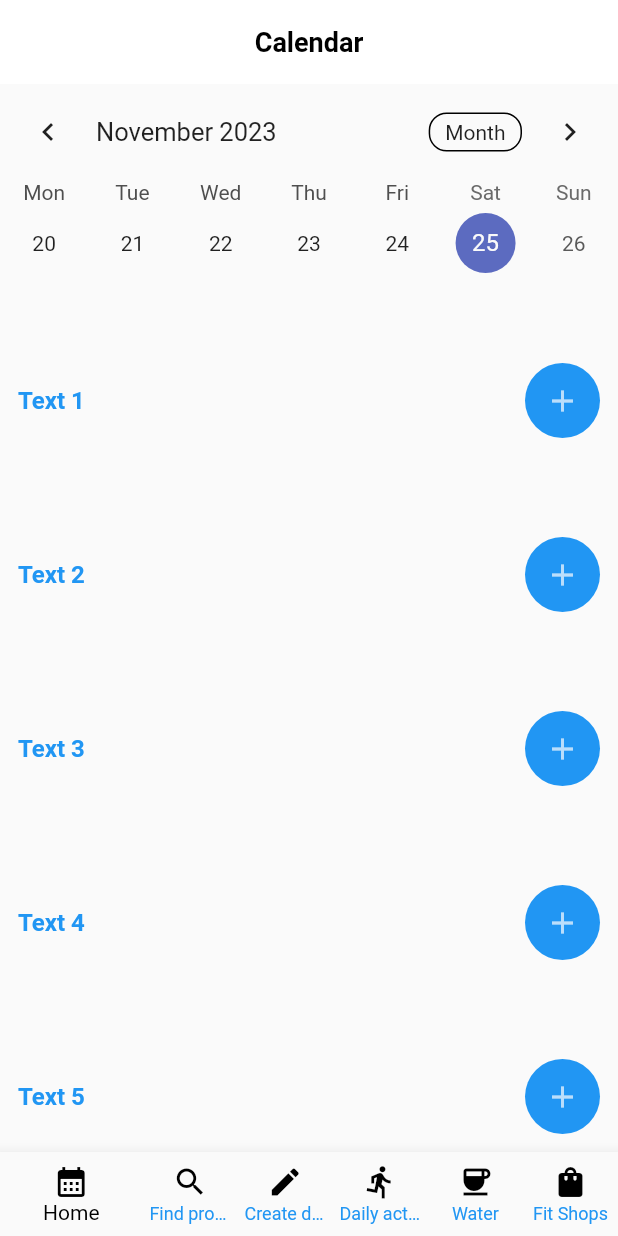
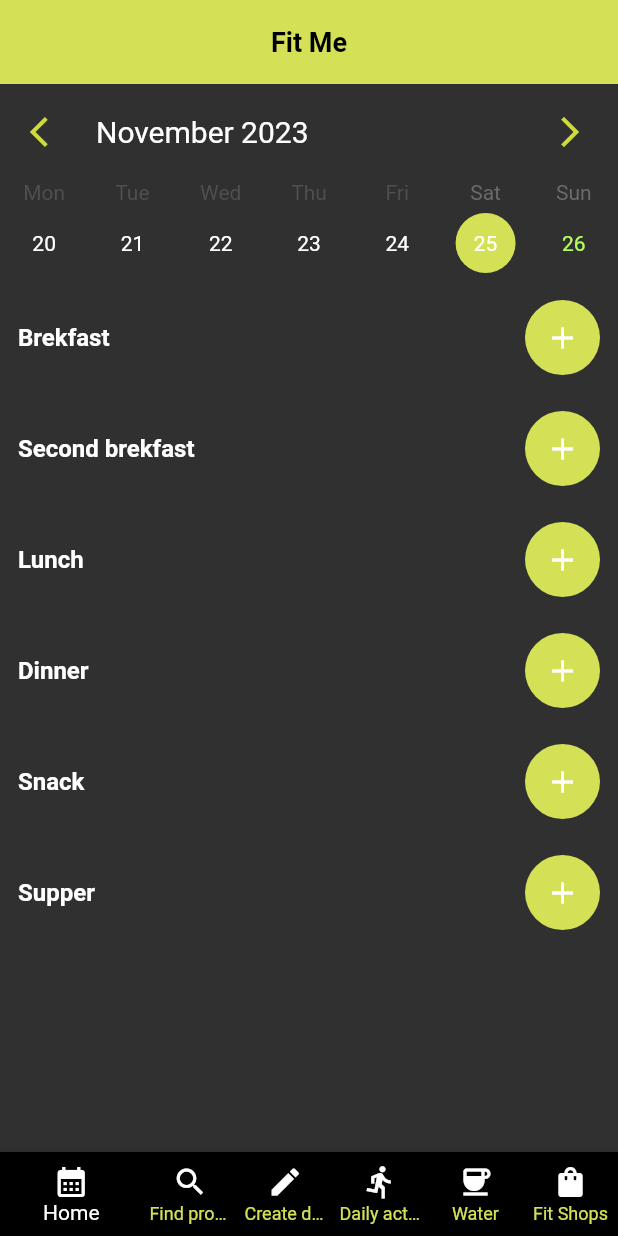
Before and after one commit to hardKokos/23_FitMe, a Flutter app: the screen it shows after launch, on a phone screen of 412 x 824 dp. Run offline on Flutter 3.47's test engine with Material 2 defaults, Android fonts, the phone set to English and light mode, and no system bars; drawn by our look-alikes of table_calendar.

Commit message:
homepage frontend done

```diff
--- a/frontend/fit_me/lib/calendar.dart
+++ b/frontend/fit_me/lib/calendar.dart
@@ -5,6 +5,7 @@ class EventCalendarPage extends StatefulWidget {
   const EventCalendarPage({Key? key}) : super(key: key);
 
   @override
+  // ignore: library_private_types_in_public_api
   _EventCalendarPageState createState() => _EventCalendarPageState();
 }
 
@@ -33,8 +34,8 @@ class _EventCalendarPageState extends State<EventCalendarPage> {
     return BottomNavigationBar(
       currentIndex: _currentIndex,
       showUnselectedLabels: true,
-      selectedItemColor: Colors.black,
-      unselectedItemColor: Colors.blue,
+      selectedItemColor: Colors.white,
+      unselectedItemColor: Colors.lime.shade400,
       onTap: (int index) {
         setState(() {
           _currentIndex = index;
@@ -44,44 +45,50 @@ class _EventCalendarPageState extends State<EventCalendarPage> {
         BottomNavigationBarItem(
           icon: Icon(
             Icons.calendar_month,
-            color: Colors.black,
+            color: Colors.white,
           ),
           label: 'Home',
+          backgroundColor: Colors.black,
         ),
         BottomNavigationBarItem(
           icon: Icon(
             Icons.search,
-            color: Colors.black,
+            color: Colors.white,
           ),
           label: 'Find product',
+          backgroundColor: Colors.black,
         ),
         BottomNavigationBarItem(
           icon: Icon(
             Icons.create,
-            color: Colors.black,
+            color: Colors.white,
           ),
           label: 'Create diet',
+          backgroundColor: Colors.black,
         ),
         BottomNavigationBarItem(
           icon: Icon(
             Icons.directions_run,
-            color: Colors.black,
+            color: Colors.white,
           ),
           label: 'Daily activities',
+          backgroundColor: Colors.black,
         ),
         BottomNavigationBarItem(
           icon: Icon(
             Icons.coffee,
-            color: Colors.black,
+            color: Colors.white,
           ),
           label: 'Water',
+          backgroundColor: Colors.black,
         ),
         BottomNavigationBarItem(
           icon: Icon(
             Icons.shopping_bag,
-            color: Colors.black,
+            color: Colors.white,
           ),
           label: 'Fit Shops',
+          backgroundColor: Colors.black,
         ),
       ],
     );
@@ -98,7 +105,7 @@ class _EventCalendarPageState extends State<EventCalendarPage> {
             style: const TextStyle(
               fontSize: 16,
               fontWeight: FontWeight.bold,
-              color: Colors.blue,
+              color: Colors.white,
             ),
           ),
         ),
@@ -106,10 +113,12 @@ class _EventCalendarPageState extends State<EventCalendarPage> {
           padding: const EdgeInsets.all(12.0),
           child: CircleAvatar(
             radius: 25,
-            backgroundColor: Colors.blue,
+            backgroundColor: Colors.lime.shade400,
             child: IconButton(
-              onPressed: () {},
-              icon: const Icon(Icons.add),
+              onPressed: () {
+                // Add on press event
+              },
+              icon: const Icon(Icons.add, color: Colors.white),
             ),
           ),
         ),
@@ -127,22 +136,25 @@ class _EventCalendarPageState extends State<EventCalendarPage> {
     return Scaffold(
       appBar: AppBar(
         title: const Text(
-          'Calendar',
+          'Fit Me',
           style: TextStyle(
             fontSize: 18,
             fontWeight: FontWeight.bold,
-            color: Colors.black,
+            color: Colors.black, // Adjusted text color
           ),
         ),
-        backgroundColor: Colors.white,
+        backgroundColor: Colors.lime.shade400,
         centerTitle: true,
         elevation: 0.0,
       ),
+      backgroundColor: Colors.grey[850],
       bottomNavigationBar: buildBottomNavigationBar(),
-      body: Column(
-        mainAxisAlignment: MainAxisAlignment.spaceBetween,
+      body: SingleChildScrollView(
+        child: Column(
           children: [
-          TableCalendar(
+            Container(
+              color: Colors.grey[850],
+              child: TableCalendar(
                 firstDay: threeYearsAgo,
                 lastDay: threeYearsForth,
                 focusedDay: _focusedDay,
@@ -160,13 +172,40 @@ class _EventCalendarPageState extends State<EventCalendarPage> {
                 onPageChanged: (focusedDay) {
                   _focusedDay = focusedDay;
                 },
+                calendarStyle: CalendarStyle(
+                  outsideDaysVisible: false,
+                  weekendTextStyle:
+                      const TextStyle(color: Colors.lightGreenAccent),
+                  holidayTextStyle: const TextStyle(color: Colors.lime),
+                  todayDecoration: const BoxDecoration(
+                    color: Colors.lime,
+                    shape: BoxShape.circle,
                   ),
-          buildRow('Text 1'),
-          buildRow('Text 2'),
-          buildRow('Text 3'),
-          buildRow('Text 4'),
-          buildRow('Text 5'),
+                  selectedTextStyle: const TextStyle(color: Colors.white),
+                  selectedDecoration: BoxDecoration(
+                    color: Colors.lime.shade400,
+                    shape: BoxShape.circle,
+                  ),
+                  defaultTextStyle: const TextStyle(color: Colors.white),
+                ),
+                headerStyle: const HeaderStyle(
+                  leftChevronIcon:
+                      Icon(Icons.arrow_back_ios, color: Colors.lime),
+                  rightChevronIcon:
+                      Icon(Icons.arrow_forward_ios, color: Colors.lime),
+                  titleTextStyle: TextStyle(color: Colors.white, fontSize: 20),
+                  formatButtonVisible: false,
+                ),
+              ),
+            ),
+            buildRow('Brekfast'),
+            buildRow('Second brekfast'),
+            buildRow('Lunch'),
+            buildRow('Dinner'),
+            buildRow('Snack'),
+            buildRow('Supper'),
           ],
+        ),
       ),
     );
   }
```
Lines whose indentation alone changed are shown as unchanged.
